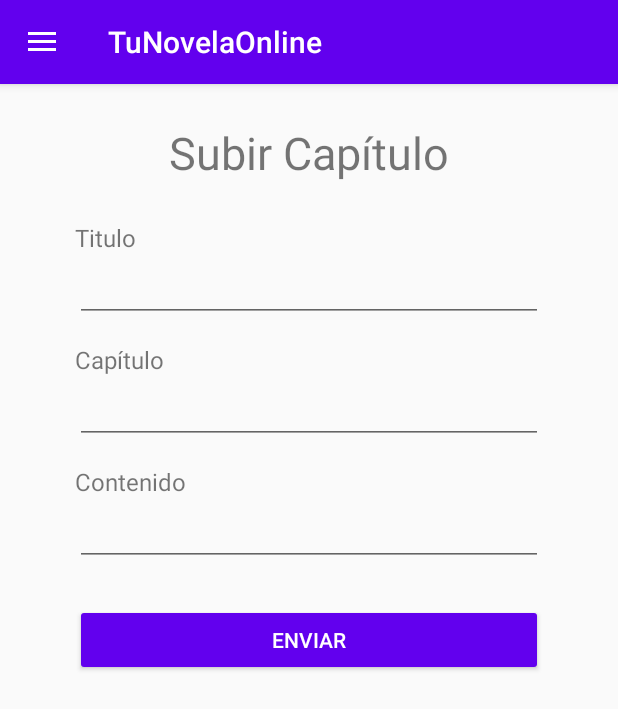
After one commit to Mihilacosa/TuNovelaOnline, an Android app: the fragment SubirCapituloFragment placed in its activity, on a phone screen of 412 x 824 dp. The commit adds this screen. Shown: the top 709 px of the screen. Run offline under Robolectric (Android 15) with nearby library versions, the phone set to English and light mode, and no system bars; our stand-ins replace Firebase (no records; nobody signed in at launch, a user with empty details on screens opened directly); 1 statement that could not run was skipped.

Commit message:
Modificar y subir capítulo y mostrar capítulos de novela seleccionada.

```diff
--- /dev/null
+++ b/app/src/main/java/com/example/tunovelaonline/SubirCapituloFragment.java
@@ -0,0 +1,83 @@
+package com.example.tunovelaonline;
+
+import android.os.Bundle;
+import android.view.LayoutInflater;
+import android.view.View;
+import android.view.ViewGroup;
+import android.widget.Button;
+import android.widget.EditText;
+
+import androidx.annotation.Nullable;
+import androidx.fragment.app.Fragment;
+
+import com.example.tunovelaonline.pojos.Capitulo;
+
+import java.io.DataOutputStream;
+import java.io.IOException;
+import java.io.ObjectOutputStream;
+import java.io.OutputStream;
+import java.net.Socket;
+
+public class SubirCapituloFragment extends Fragment {
+    String equipoServidor = "192.168.1.116";
+    int puertoServidor = 30500;
+    Socket socketCliente;
+
+    EditText titulo, num_cap, contenido;
+    Button enviar;
+    private String id_novela;
+    Capitulo capitulo;
+
+    View view;
+    public View onCreateView(LayoutInflater inflater, @Nullable ViewGroup container, @Nullable Bundle savedInstanceState) {
+        view = inflater.inflate(R.layout.fragment_subir_capitulo, container, false);
+
+        titulo = view.findViewById(R.id.subir_titulo_capitulo);
+        num_cap = view.findViewById(R.id.subir_num_capitulo);
+        contenido = view.findViewById(R.id.subir_contenido_cap);
+        enviar = view.findViewById(R.id.btnSubir_capitulo);
+
+        Bundle bundle = this.getArguments();
+        id_novela = bundle.getString("id");
+
+        enviar.setOnClickListener(new View.OnClickListener() {
+            @Override
+            public void onClick(View v) {
+                new Thread(new EnviarCapitulo()).start();
+
+                getFragmentManager().beginTransaction().replace(R.id.fragment_container,new ModificarNovelasFragment()).commit();
+            }
+        });
+
+        return view;
+    }
+
+    class EnviarCapitulo implements Runnable {
+        @Override
+        public void run() {
+            try {
+                socketCliente = new Socket(equipoServidor, puertoServidor);
+
+                OutputStream os = socketCliente.getOutputStream();
+                DataOutputStream dos = new DataOutputStream(os);
+                dos.writeUTF("subir capitulo");
+
+                capitulo = new Capitulo();
+                capitulo.setTitulo(String.valueOf(titulo.getText()));
+                capitulo.setNumCapitulo(Integer.parseInt(String.valueOf(num_cap.getText())));
+                capitulo.setContenido(String.valueOf(contenido.getText()));
+
+                ObjectOutputStream oos = new ObjectOutputStream(socketCliente.getOutputStream());
+                oos.writeObject(capitulo);
+
+                os.close();
+                dos.close();
+                oos.close();
+
+                socketCliente.close();
+            } catch (IOException e) {
+                e.printStackTrace();
+            }
+        }
+    }
+}
--- a/app/src/main/res/layout/fragment_chat.xml
+++ b/app/src/main/res/layout/fragment_chat.xml
@@ -1,8 +1,7 @@
 <?xml version="1.0" encoding="utf-8"?>
 <RelativeLayout xmlns:android="http://schemas.android.com/apk/res/android"
     android:layout_width="match_parent"
-    android:layout_height="match_parent"
-    android:background="@android:color/holo_blue_light">
+    android:layout_height="match_parent">
 
     <TextView
         android:layout_width="wrap_content"
--- /dev/null
+++ b/app/src/main/res/layout/fragment_subir_capitulo.xml
@@ -0,0 +1,104 @@
+<?xml version="1.0" encoding="utf-8"?>
+<ScrollView xmlns:android="http://schemas.android.com/apk/res/android"
+    xmlns:app="http://schemas.android.com/apk/res-auto"
+    android:layout_width="match_parent"
+    android:layout_height="match_parent"
+    android:orientation="horizontal">
+
+    <LinearLayout
+        android:layout_width="match_parent"
+        android:layout_height="wrap_content"
+        android:orientation="vertical">
+
+        <TextView
+            android:id="@+id/textView3"
+            android:layout_width="match_parent"
+            android:layout_height="wrap_content"
+            android:layout_marginTop="25dp"
+            android:layout_marginBottom="25dp"
+            android:gravity="center"
+            android:text="Subir Capítulo"
+            android:textSize="30sp" />
+
+        <LinearLayout
+            android:layout_width="match_parent"
+            android:layout_height="wrap_content"
+            android:layout_marginBottom="14dp"
+            android:orientation="vertical"
+            android:paddingLeft="50dp"
+            android:paddingRight="50dp">
+
+            <TextView
+                android:layout_width="match_parent"
+                android:layout_height="wrap_content"
+                android:text="@string/titulo"
+                android:textSize="16sp" />
+
+            <EditText
+                android:id="@+id/subir_titulo_capitulo"
+                android:layout_width="match_parent"
+                android:layout_height="wrap_content"
+                android:ems="10"
+                android:inputType="textPersonName" />
+        </LinearLayout>
+
+        <LinearLayout
+            android:layout_width="match_parent"
+            android:layout_height="wrap_content"
+            android:layout_marginBottom="14dp"
+            android:orientation="vertical"
+            android:paddingLeft="50dp"
+            android:paddingRight="50dp">
+
+            <TextView
+                android:layout_width="match_parent"
+                android:layout_height="wrap_content"
+                android:text="Capítulo"
+                android:textSize="16sp" />
+
+            <EditText
+                android:id="@+id/subir_num_capitulo"
+                android:layout_width="match_parent"
+                android:layout_height="wrap_content"
+                android:ems="10"
+                android:inputType="number" />
+        </LinearLayout>
+
+        <LinearLayout
+            android:layout_width="match_parent"
+            android:layout_height="wrap_content"
+            android:orientation="vertical"
+            android:paddingLeft="50dp"
+            android:paddingRight="50dp">
+
+            <TextView
+                android:id="@+id/textView24"
+                android:layout_width="match_parent"
+                android:layout_height="wrap_content"
+                android:text="Contenido"
+                android:textSize="16sp" />
+
+            <EditText
+                android:id="@+id/subir_contenido_cap"
+                android:layout_width="match_parent"
+                android:layout_height="wrap_content"
+                android:ems="10"
+                android:gravity="start|top"
+                android:inputType="textMultiLine" />
+        </LinearLayout>
+
+        <Button
+            android:id="@+id/btnSubir_capitulo"
+            android:layout_width="match_parent"
+            android:layout_height="wrap_content"
+            app:backgroundTint="@color/purple_500"
+            android:textColor="#FFFFFF"
+            android:layout_marginLeft="50dp"
+            android:layout_marginTop="25dp"
+            android:layout_marginRight="50dp"
+            android:layout_marginBottom="25dp"
+            android:text="Enviar" />
+
+    </LinearLayout>
+
+</ScrollView>
```
Also changed, not shown: app/src/main/java/com/example/tunovelaonline/ModificarCapituloFragment.java (added, +142 -0 lines), app/src/main/java/com/example/tunovelaonline/ModificarCapitulosFragment.java (added, +165 -0 lines), app/src/main/java/com/example/tunovelaonline/ModificarNovelasFragment.java (+47 -4 lines), app/src/main/res/layout/fragment_modificar_capitulo.xml (added, +104 -0 lines), app/src/main/res/layout/fragment_modificar_capitulos.xml (added, +46 -0 lines), app/src/main/res/layout/fragment_modificar_novelas.xml (+10 -0 lines), app/src/main/res/navigation/navigation.xml (+26 -0 lines).
